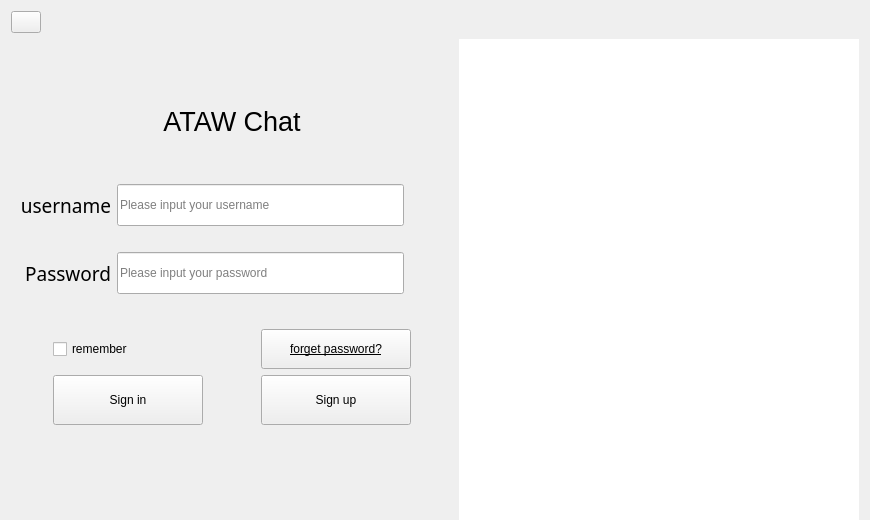
Before: the Qt Designer form chat_Client/page_login.ui in heluxi/Chat, drawn with Qt 5.
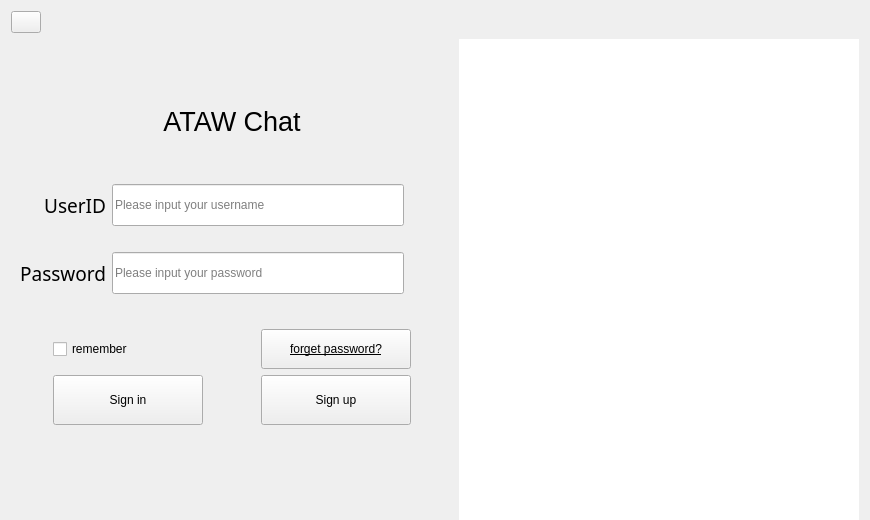
After: the same form once the commit is applied. Icons and pictures are not drawn.

```diff
--- a/chat_Client/page_login.ui
+++ b/chat_Client/page_login.ui
@@ -347,7 +347,7 @@
          </font>
         </property>
         <property name="text">
-         <string>username</string>
+         <string>UserID</string>
         </property>
         <property name="alignment">
          <set>Qt::AlignRight|Qt::AlignTrailing|Qt::AlignVCenter</set>
```
